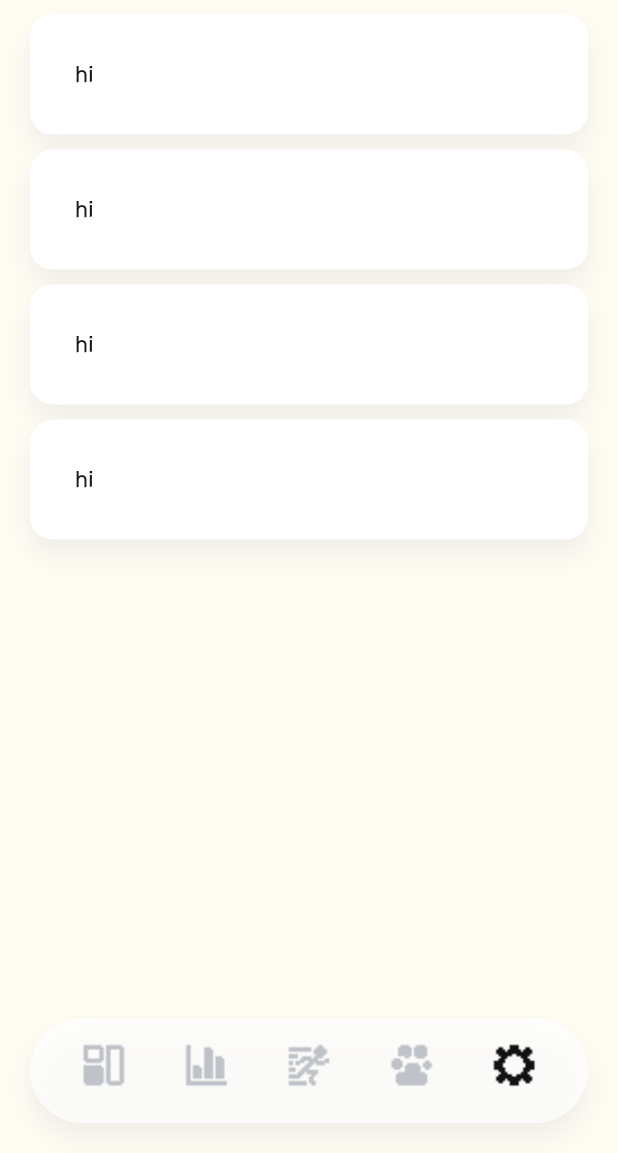
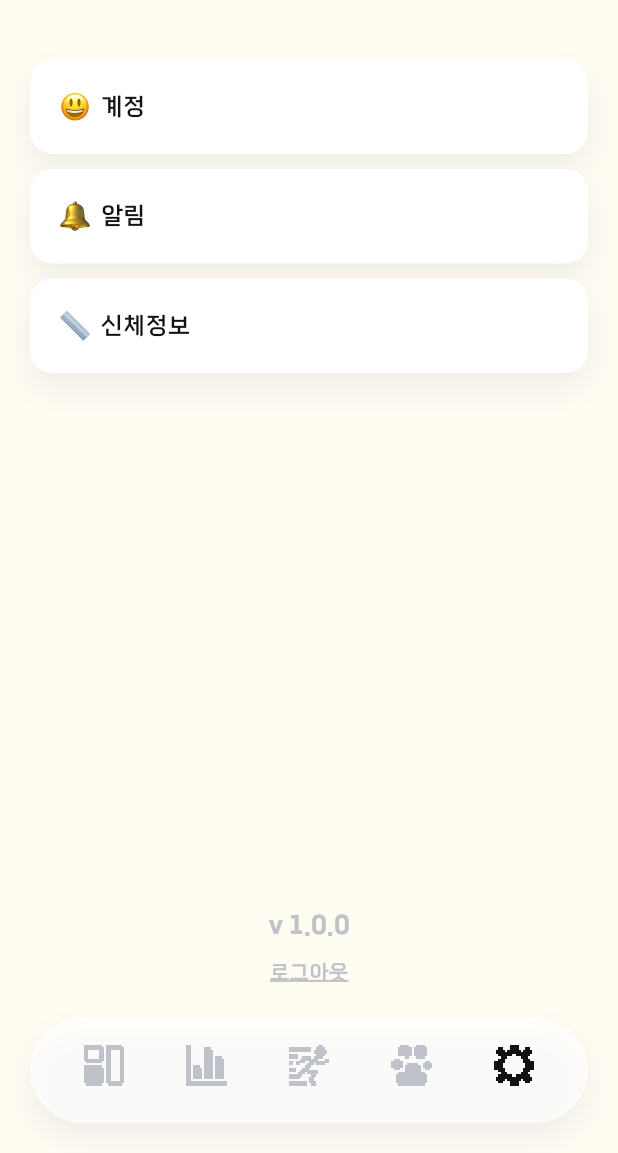
Before and after one commit to pado7sea/Gaenari, a Flutter app: the screen it shows after launch, item 5 of the bottom bar chosen, on a phone screen of 412 x 824 dp, the part 83-1236 px from its top. Run offline on Flutter 3.47's test engine with Material 3 defaults, Android fonts, the phone set to English and light mode, and no system bars; missing offline and left inert: draggable_bottom_sheet.

Commit message:
:sparkles: feat : 설정 screen 제작

```diff
--- a/frontend/lib/screens/setting/setting_screen.dart
+++ b/frontend/lib/screens/setting/setting_screen.dart
@@ -1,4 +1,11 @@
+import 'package:flutter/cupertino.dart';
 import 'package:flutter/material.dart';
+import 'package:flutter/widgets.dart';
+import 'package:forsythia/screens/setting/account_screen.dart';
+import 'package:forsythia/screens/setting/bodyinfo_screen.dart';
+import 'package:forsythia/screens/setting/notification_screen.dart';
+import 'package:forsythia/theme/color.dart';
+import 'package:forsythia/theme/text.dart';
 import 'package:forsythia/widgets/box.dart';
 import 'package:forsythia/widgets/smallAppBar.dart';
 
@@ -16,33 +23,111 @@ class _SettingScreenState extends State<SettingScreen> {
       appBar: smallAppBar(title: '설정'),
       body: Column(
         children: [
-          Container(
-            child: Text('hi'),
+          SizedBox(
+            height: 30,
+          ),
+          GestureDetector(
+            onTap: () {
+              Navigator.push(
+                context,
+                CupertinoPageRoute(builder: (context) => accountScreen()),
+              );
+            },
+            child: Container(
+              child: Row(
+                children: [
+                  Image(
+                    image: AssetImage('assets/emoji/smilepace.png'),
+                    width: 20,
+                    height: 20,
+                    fit: BoxFit.cover,
+                  ),
+                  Text16(text: '  계정')
+                ],
+              ),
               decoration: myBoxDecoration,
               width: double.infinity,
-            padding: EdgeInsets.all(30),
+              padding: EdgeInsets.all(20),
               margin: EdgeInsets.fromLTRB(20, 10, 20, 0),
             ),
-          Container(
-            child: Text('hi'),
+          ),
+          GestureDetector(
+            onTap: () {
+              Navigator.push(
+                context,
+                CupertinoPageRoute(
+                    // fullscreenDialog: false,
+                    builder: (context) => norificationScreen()),
+              );
+            },
+            child: Container(
+              child: Row(
+                children: [
+                  Image(
+                    image: AssetImage('assets/emoji/bell.png'),
+                    width: 20,
+                    height: 20,
+                    fit: BoxFit.cover,
+                  ),
+                  Text16(text: '  알림')
+                ],
+              ),
+              decoration: myBoxDecoration,
               width: double.infinity,
-            decoration: myBoxDecoration,
-            padding: EdgeInsets.all(30),
+              padding: EdgeInsets.all(20),
               margin: EdgeInsets.fromLTRB(20, 10, 20, 0),
             ),
-          Container(
-            child: Text('hi'),
+          ),
+          GestureDetector(
+            onTap: () {
+              Navigator.push(
+                context,
+                CupertinoPageRoute(builder: (context) => bodyinfoScreen()),
+              );
+            },
+            child: Container(
+              child: Row(
+                children: [
+                  Image(
+                    image: AssetImage('assets/emoji/ruler.png'),
+                    width: 20,
+                    height: 20,
+                    fit: BoxFit.cover,
+                  ),
+                  Text16(text: '  신체정보')
+                ],
+              ),
               decoration: myBoxDecoration,
               width: double.infinity,
-            padding: EdgeInsets.all(30),
+              padding: EdgeInsets.all(20),
               margin: EdgeInsets.fromLTRB(20, 10, 20, 0),
             ),
-          Container(
-            child: Text('hi'),
-            decoration: myBoxDecoration,
-            width: double.infinity,
-            padding: EdgeInsets.all(30),
-            margin: EdgeInsets.fromLTRB(20, 10, 20, 0),
+          ),
+          Expanded(
+            child: Column(
+              mainAxisAlignment: MainAxisAlignment.end,
+              children: [
+                Text16(
+                  text: 'v 1.0.0',
+                  textColor: myGrey,
+                  bold: true,
+                ),
+                SizedBox(height: 10),
+                GestureDetector(
+                  onTap: () {
+                    // 로그아웃 로직 추가
+                  },
+                  child: Text(
+                    '로그아웃',
+                    style: TextStyle(
+                        color: myGrey,
+                        decoration: TextDecoration.underline,
+                        decorationColor: myGrey,
+                        decorationThickness: 2),
+                  ),
+                ),
+              ],
+            ),
           ),
         ],
       ),
--- a/frontend/lib/widgets/footer.dart
+++ b/frontend/lib/widgets/footer.dart
@@ -46,6 +46,7 @@ class CustomBottomNavigationBar extends StatelessWidget {
                           ? 'assets/bottom/active_dashboard.png'
                           : 'assets/bottom/none_dashboard.png',
                       fit: BoxFit.cover,
+                      filterQuality: FilterQuality.none,
                     ),
                   ),
                   label: '',
@@ -59,6 +60,7 @@ class CustomBottomNavigationBar extends StatelessWidget {
                           ? 'assets/bottom/active_record.png'
                           : 'assets/bottom/none_record.png',
                       fit: BoxFit.cover,
+                      filterQuality: FilterQuality.none,
                     ),
                   ),
                   label: '',
@@ -72,6 +74,7 @@ class CustomBottomNavigationBar extends StatelessWidget {
                           ? 'assets/bottom/active_program.png'
                           : 'assets/bottom/none_program.png',
                       fit: BoxFit.cover,
+                      filterQuality: FilterQuality.none,
                     ),
                   ),
                   label: '',
@@ -85,6 +88,7 @@ class CustomBottomNavigationBar extends StatelessWidget {
                           ? 'assets/bottom/active_doghouse.png'
                           : 'assets/bottom/none_doghouse.png',
                       fit: BoxFit.cover,
+                      filterQuality: FilterQuality.none,
                     ),
                   ),
                   label: '',
@@ -98,6 +102,7 @@ class CustomBottomNavigationBar extends StatelessWidget {
                           ? 'assets/bottom/active_setting.png'
                           : 'assets/bottom/none_setting.png',
                       fit: BoxFit.cover,
+                      filterQuality: FilterQuality.none,
                     ),
                   ),
                   label: '',
--- a/frontend/lib/widgets/largeAppBar.dart
+++ b/frontend/lib/widgets/largeAppBar.dart
@@ -1,6 +1,6 @@
 import 'package:flutter/material.dart';
 import 'package:forsythia/theme/color.dart';
-import 'package:forsythia/widgets/shadowImg.dart';
+import 'package:forsythia/theme/shadowImg.dart';
 
 class largeAppBar extends StatelessWidget implements PreferredSizeWidget {
   final String title;
@@ -45,7 +45,7 @@ class largeAppBar extends StatelessWidget implements PreferredSizeWidget {
             child: Container(
               decoration: BoxDecoration(
                 image: DecorationImage(
-                  image: AssetImage("assets/images/largeappbarImage.png"),
+                  image: AssetImage("assets/images/largeappbar.png"),
                   fit: BoxFit.fill,
                 ),
               ),
--- a/frontend/pubspec.yaml
+++ b/frontend/pubspec.yaml
@@ -58,6 +58,8 @@ flutter:
     - assets/images/
     - assets/icons/
     - assets/bottom/
+    - assets/emoji/
+
   fonts:
     - family: TheJamsil
       fonts:
```
Also changed, not shown: frontend/lib/screens/setting/account_screen.dart (added, +18 -0 lines), frontend/lib/screens/setting/bodyinfo_screen.dart (added, +18 -0 lines), frontend/lib/screens/setting/notification_screen.dart (added, +20 -0 lines), frontend/assets/emoji/bell.png (added), frontend/assets/emoji/books.png (added), frontend/assets/emoji/ruler.png (added), frontend/assets/emoji/smilepace.png (added), frontend/lib/theme/shadowImg.dart (renamed from frontend/lib/widgets/shadowImg.dart). Lines whose indentation alone changed are shown as unchanged.
